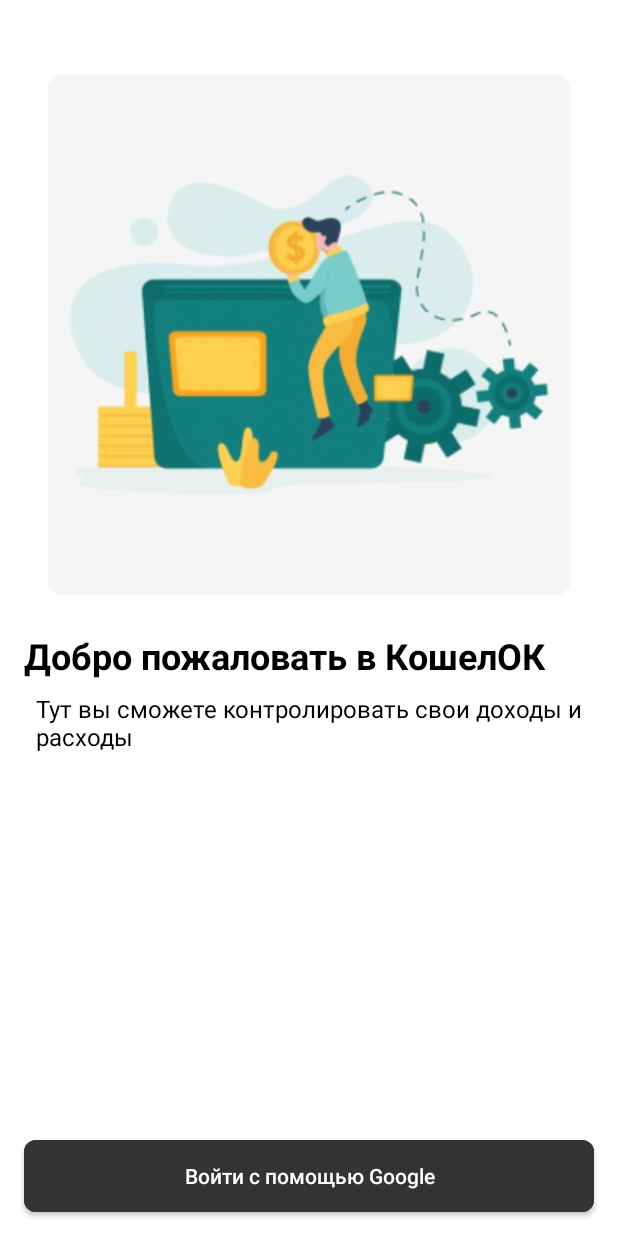
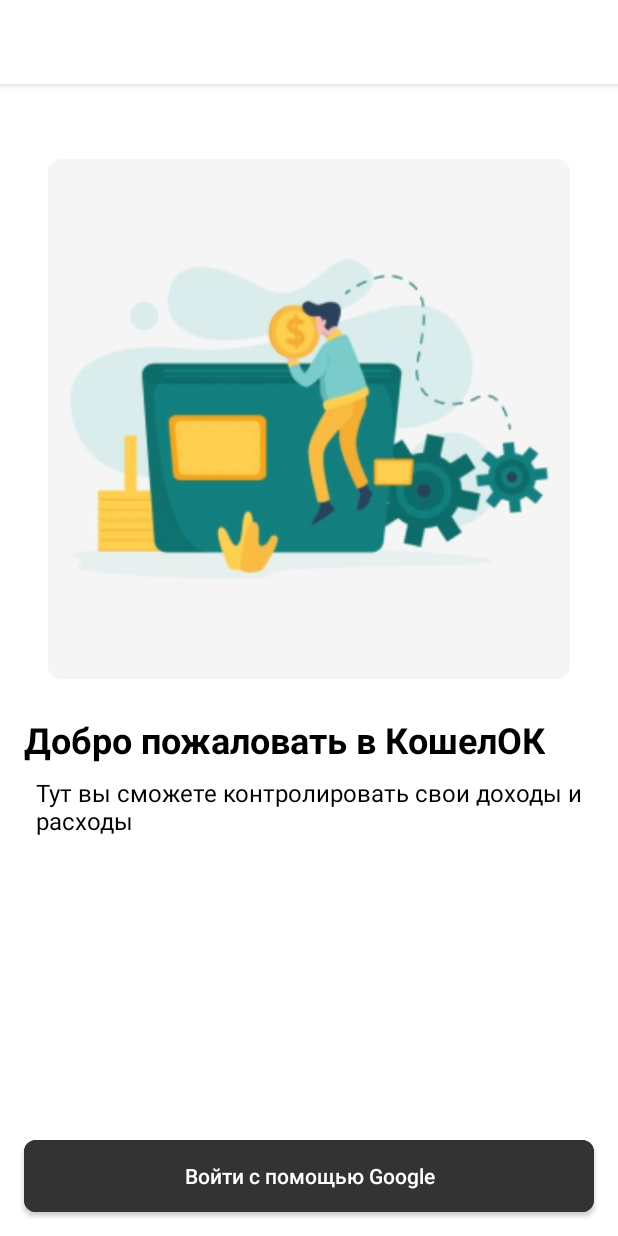
Before and after one commit to YanaGlad/KoshelOK, an Android app: the screen it shows after launch (MainActivity), on a phone screen of 412 x 824 dp. Run offline under Robolectric (Android 15) with nearby library versions, the phone set to English and light mode, and no system bars.

Commit message:
Добавила тулбар

```diff
--- a/app/src/main/res/layout/activity_main.xml
+++ b/app/src/main/res/layout/activity_main.xml
@@ -1,10 +1,16 @@
 <?xml version="1.0" encoding="utf-8"?>
-<androidx.constraintlayout.widget.ConstraintLayout xmlns:android="http://schemas.android.com/apk/res/android"
+<androidx.appcompat.widget.LinearLayoutCompat
+    xmlns:android="http://schemas.android.com/apk/res/android"
     xmlns:app="http://schemas.android.com/apk/res-auto"
     xmlns:tools="http://schemas.android.com/tools"
     android:layout_width="match_parent"
+    android:orientation="vertical"
     android:layout_height="match_parent"
     tools:context=".MainActivity">
+
+    <include
+        android:id="@+id/tool_bar"
+        layout="@layout/tool_bar" />
 
     <androidx.fragment.app.FragmentContainerView
         android:id="@+id/welcomeFragment"
@@ -15,4 +21,4 @@
         app:navGraph="@navigation/mobile_navigation"
         />
 
-</androidx.constraintlayout.widget.ConstraintLayout>
+</androidx.appcompat.widget.LinearLayoutCompat>
--- a/app/src/main/res/layout/fragment_option.xml
+++ b/app/src/main/res/layout/fragment_option.xml
@@ -8,10 +8,7 @@
     android:layout_height="match_parent"
     android:orientation="vertical"
     >
-   <androidx.appcompat.widget.Toolbar
-       android:layout_width="match_parent"
-       android:layout_height="wrap_content"
-       />
+
 
    <androidx.constraintlayout.widget.ConstraintLayout
     android:layout_width="match_parent"
--- /dev/null
+++ b/app/src/main/res/layout/tool_bar.xml
@@ -0,0 +1,7 @@
+<?xml version="1.0" encoding="utf-8"?>
+<androidx.appcompat.widget.Toolbar
+    xmlns:android="http://schemas.android.com/apk/res/android"
+    android:layout_width="match_parent"
+    android:layout_height="wrap_content"
+    android:background="@color/white"
+    android:elevation="4dp" />
--- a/app/src/main/res/layout/wallet_costs_plate.xml
+++ b/app/src/main/res/layout/wallet_costs_plate.xml
@@ -13,7 +13,7 @@
             android:layout_height="match_parent"
             android:background="@color/purple">
 
-            <TextView
+            <androidx.appcompat.widget.AppCompatTextView
                 android:id="@+id/costsText"
                 android:layout_width="wrap_content"
                 android:layout_height="wrap_content"
@@ -25,7 +25,7 @@
                 app:layout_constraintStart_toEndOf="@+id/costsIcon"
                 app:layout_constraintTop_toTopOf="parent" />
 
-            <ImageView
+            <androidx.appcompat.widget.AppCompatImageView
                 android:id="@+id/costsIcon"
                 android:layout_width="wrap_content"
                 android:layout_height="wrap_content"
@@ -36,7 +36,7 @@
                 app:srcCompat="@drawable/ic_costs_dot"
                 android:contentDescription="@string/costs_identifier_icon" />
 
-            <TextView
+            <androidx.appcompat.widget.AppCompatTextView
                 android:id="@+id/costsValue"
                 android:layout_width="wrap_content"
                 android:layout_height="wrap_content"
--- /dev/null
+++ b/app/src/main/res/menu/menu_main.xml
@@ -0,0 +1,4 @@
+<?xml version="1.0" encoding="utf-8"?>
+<menu xmlns:android="http://schemas.android.com/apk/res/android">
+
+</menu>
```
